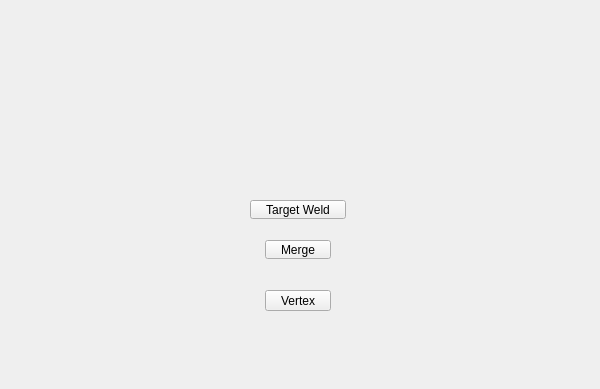
Qt form tentacle/ui/polygons#vertex#submenu.ui (m3trik/tentacle) before a commit; both pictures show x 0 to 600 and y 0 to 389 of the 600 by 600 pixel window.
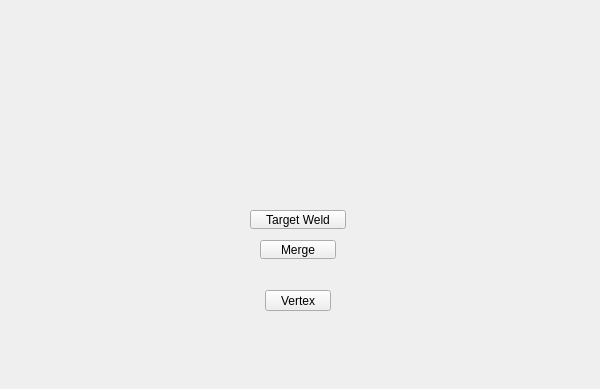
The same form after that commit. Custom widgets are drawn as their Qt base class.

Diff of the .ui file:
```diff
--- a/tentacle/ui/polygons#vertex#submenu.ui
+++ b/tentacle/ui/polygons#vertex#submenu.ui
@@ -62,9 +62,9 @@
     </property>
     <property name="geometry">
      <rect>
-      <x>265</x>
+      <x>260</x>
       <y>240</y>
-      <width>66</width>
+      <width>76</width>
       <height>19</height>
      </rect>
     </property>
@@ -122,7 +122,7 @@
     <property name="geometry">
      <rect>
       <x>250</x>
-      <y>200</y>
+      <y>210</y>
       <width>96</width>
       <height>19</height>
      </rect>
```
